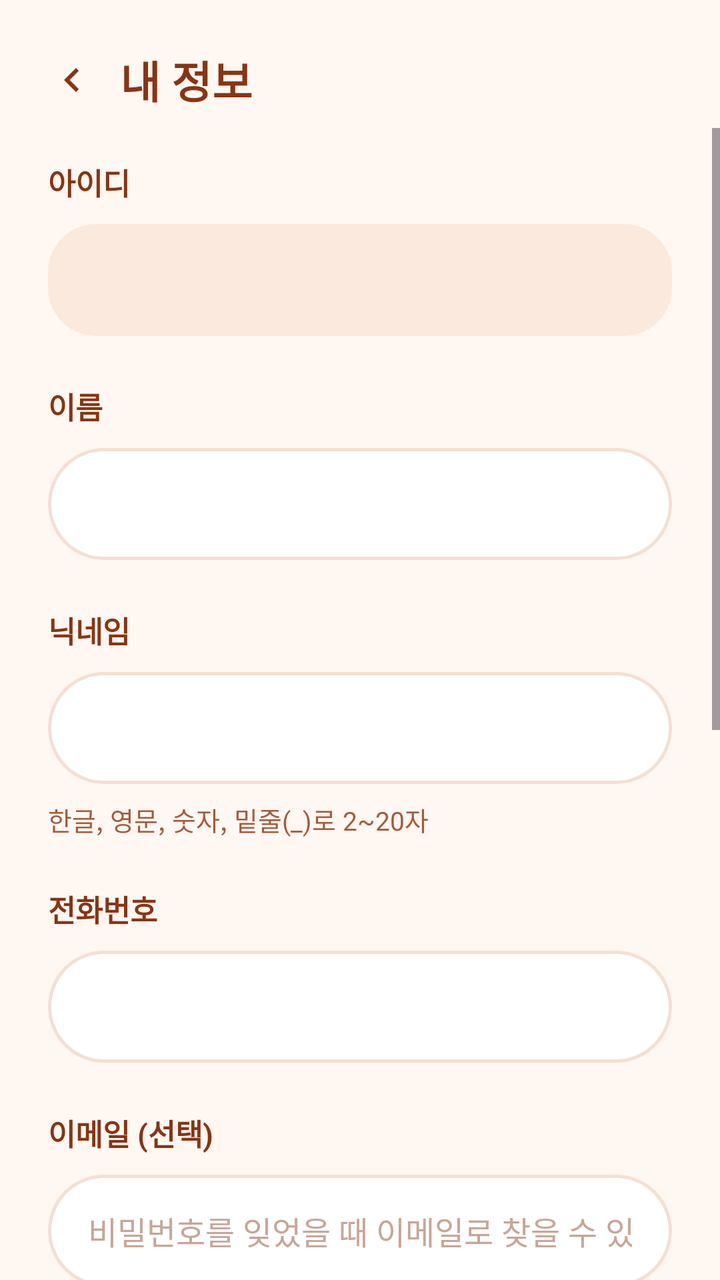
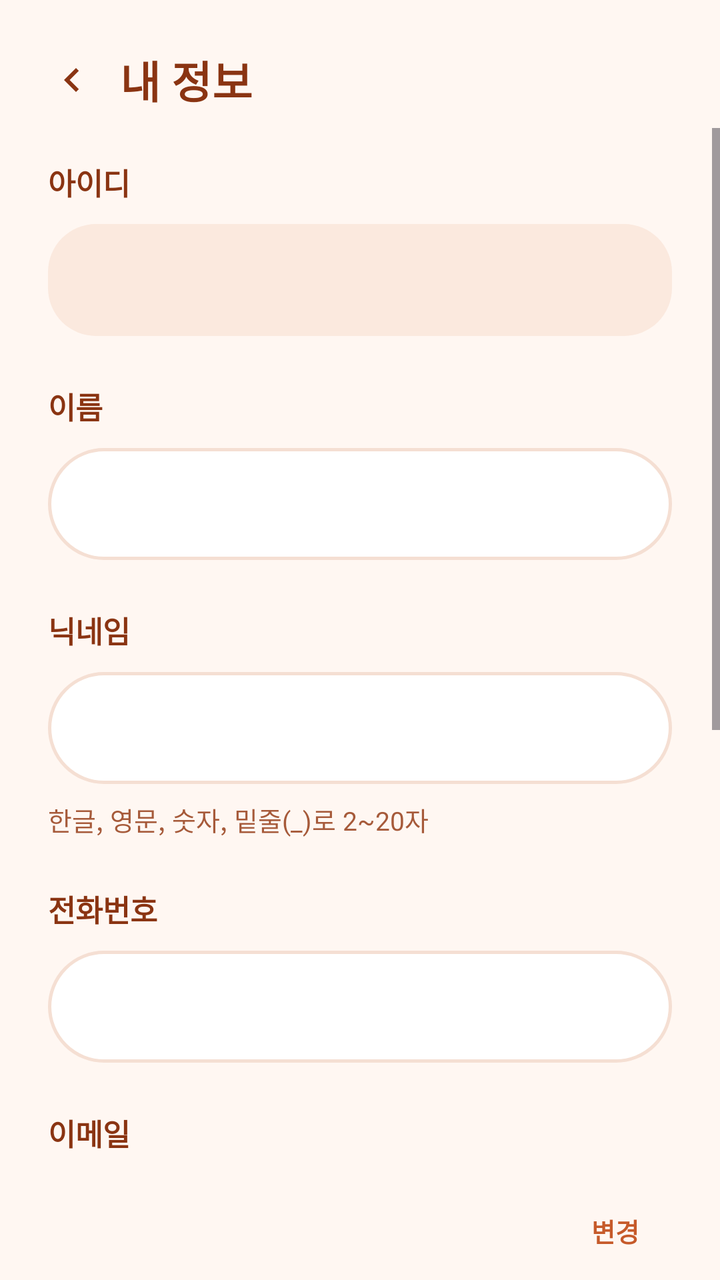

Screens rendered from an Android XML layout before and after an edit, with the pre-edit source and the edit as a unified diff.
<!-- AndroidManifest.xml: application theme Theme.Android_Project -->
<!-- res/layout/activity_my_info.xml -->
<?xml version="1.0" encoding="utf-8"?>
<LinearLayout xmlns:android="http://schemas.android.com/apk/res/android"
    android:layout_width="match_parent"
    android:layout_height="match_parent"
    android:background="@color/rm_bg"
    android:fitsSystemWindows="true"
    android:orientation="vertical">

    <LinearLayout
        android:layout_width="match_parent"
        android:layout_height="wrap_content"
        android:gravity="center_vertical"
        android:orientation="horizontal"
        android:paddingStart="12dp"
        android:paddingTop="16dp"
        android:paddingEnd="24dp">

        <ImageView
            android:id="@+id/ivBack"
            android:layout_width="48dp"
            android:layout_height="48dp"
            android:background="?attr/selectableItemBackgroundBorderless"
            android:contentDescription="뒤로"
            android:padding="12dp"
            android:src="@drawable/ic_back" />

        <TextView
            style="@style/Rm.TopTitle"
            android:layout_width="wrap_content"
            android:layout_height="wrap_content"
            android:text="내 정보" />
    </LinearLayout>

    <ScrollView
        android:layout_width="match_parent"
        android:layout_height="0dp"
        android:layout_weight="1"
        android:fillViewport="true">

        <LinearLayout
            android:layout_width="match_parent"
            android:layout_height="wrap_content"
            android:orientation="vertical"
            android:paddingStart="24dp"
            android:paddingTop="16dp"
            android:paddingEnd="24dp"
            android:paddingBottom="24dp">

            
            <TextView
                style="@style/Rm.Label"
                android:layout_width="wrap_content"
                android:layout_height="wrap_content"
                android:text="아이디" />

            <TextView
                android:id="@+id/tvLoginId"
                style="@style/Rm.Input"
                android:layout_width="match_parent"
                android:layout_height="wrap_content"
                android:layout_marginTop="10dp"
                android:background="@drawable/bg_card_tint"
                android:gravity="center_vertical"
                android:textColor="@color/rm_sub" />

            
            <TextView
                style="@style/Rm.Label"
                android:layout_width="wrap_content"
                android:layout_height="wrap_content"
                android:layout_marginTop="24dp"
                android:text="이름" />

            <EditText
                android:id="@+id/etMyName"
                style="@style/Rm.Input"
                android:layout_width="match_parent"
                android:layout_height="wrap_content"
                android:layout_marginTop="10dp"
                android:inputType="textPersonName"
                android:maxLength="50"
                android:maxLines="1" />

            
            <TextView
                style="@style/Rm.Label"
                android:layout_width="wrap_content"
                android:layout_height="wrap_content"
                android:layout_marginTop="24dp"
                android:text="닉네임" />

            <EditText
                android:id="@+id/etMyNickname"
                style="@style/Rm.Input"
                android:layout_width="match_parent"
                android:layout_height="wrap_content"
                android:layout_marginTop="10dp"
                android:inputType="text"
                android:maxLength="20"
                android:maxLines="1" />

            <TextView
                style="@style/Rm.Helper"
                android:layout_width="match_parent"
                android:layout_height="wrap_content"
                android:layout_marginTop="8dp"
                android:text="한글, 영문, 숫자, 밑줄(_)로 2~20자" />

            
            <TextView
                style="@style/Rm.Label"
                android:layout_width="wrap_content"
                android:layout_height="wrap_content"
                android:layout_marginTop="24dp"
                android:text="전화번호" />

            <EditText
                android:id="@+id/etMyPhone"
                style="@style/Rm.Input"
                android:layout_width="match_parent"
                android:layout_height="wrap_content"
                android:layout_marginTop="10dp"
                android:inputType="phone"
                android:maxLength="20"
                android:maxLines="1" />

            
            <TextView
                style="@style/Rm.Label"
                android:layout_width="wrap_content"
                android:layout_height="wrap_content"
                android:layout_marginTop="24dp"
                android:text="이메일 (선택)" />

            <EditText
                android:id="@+id/etMyEmail"
                style="@style/Rm.Input"
                android:layout_width="match_parent"
                android:layout_height="wrap_content"
                android:layout_marginTop="10dp"
                android:hint="비밀번호를 잊었을 때 이메일로 찾을 수 있어요"
                android:inputType="textEmailAddress"
                android:maxLength="100"
                android:maxLines="1" />

            <Button
                android:id="@+id/btnSaveMyInfo"
                style="@style/Rm.Button"
                android:layout_width="match_parent"
                android:layout_height="wrap_content"
                android:layout_marginTop="28dp"
                android:text="저장하기" />

            
            <TextView
                style="@style/Rm.Label"
                android:layout_width="wrap_content"
                android:layout_height="wrap_content"
                android:layout_marginTop="36dp"
                android:text="생년월일 · 성별" />

            <TextView
                android:id="@+id/tvBirthGender"
                style="@style/Rm.Input"
                android:layout_width="match_parent"
                android:layout_height="wrap_content"
                android:layout_marginTop="10dp"
                android:background="@drawable/bg_card_tint"
                android:gravity="center_vertical"
                android:textColor="@color/rm_sub" />

            <TextView
                style="@style/Rm.Helper"
                android:layout_width="match_parent"
                android:layout_height="wrap_content"
                android:layout_marginTop="8dp"
                android:text="생년월일과 성별은 바꿀 수 없어요." />

            
            <TextView
                style="@style/Rm.Label"
                android:layout_width="wrap_content"
                android:layout_height="wrap_content"
                android:layout_marginTop="24dp"
                android:text="계좌 정보" />

            <TextView
                android:id="@+id/tvAccount"
                style="@style/Rm.Input"
                android:layout_width="match_parent"
                android:layout_height="wrap_content"
                android:layout_marginTop="10dp"
                android:background="@drawable/bg_card_tint"
                android:gravity="center_vertical"
                android:textColor="@color/rm_sub" />

            <Button
                android:id="@+id/btnChangeAccount"
                style="@style/Rm.Button.Outline"
                android:layout_width="match_parent"
                android:layout_height="wrap_content"
                android:layout_marginTop="12dp"
                android:text="계좌 변경" />

            
            <Button
                android:id="@+id/btnChangePassword"
                style="@style/Rm.Button.Outline"
                android:layout_width="match_parent"
                android:layout_height="wrap_content"
                android:layout_marginTop="28dp"
                android:text="비밀번호 변경" />
        </LinearLayout>
    </ScrollView>
</LinearLayout>
<!-- resources referenced by this layout -->
<resources>
  <color name="rm_bg">#FFF7F2</color>
  <color name="rm_sub">#A65A3A</color>
  <!-- drawable bg_card_tint (drawable) -->
  <?xml version="1.0" encoding="utf-8"?>
  <shape xmlns:android="http://schemas.android.com/apk/res/android" android:shape="rectangle">
      <solid android:color="@color/rm_tint" />
      <corners android:radius="24dp" />
  </shape>
  <!-- drawable ic_back (drawable) -->
  <?xml version="1.0" encoding="utf-8"?>
  <vector xmlns:android="http://schemas.android.com/apk/res/android"
      android:width="24dp" android:height="24dp"
      android:viewportWidth="24" android:viewportHeight="24"
      android:tint="@color/rm_title">
      <path android:fillColor="#FF000000"
          android:pathData="M15.41,7.41L14,6l-6,6 6,6 1.41,-1.41L10.83,12z" />
  </vector>
  <style name="Rm.Button" parent="Widget.Material3.Button">
          <item name="android:minHeight">56dp</item>
          <item name="android:textSize">17sp</item>
          <item name="android:textStyle">bold</item>
          <item name="android:textColor">@color/white</item>
          <item name="android:textAllCaps">false</item>
          <item name="backgroundTint">@color/rm_primary</item>
          <item name="cornerRadius">28dp</item>
          <item name="android:insetTop">0dp</item>
          <item name="android:insetBottom">0dp</item>
      </style>
  <style name="Rm.Helper">
          <item name="android:textSize">13sp</item>
          <item name="android:textColor">@color/rm_sub</item>
      </style>
  <style name="Rm.Input">
          <item name="android:background">@drawable/bg_input</item>
          <item name="android:minHeight">56dp</item>
          <item name="android:paddingStart">20dp</item>
          <item name="android:paddingEnd">20dp</item>
          <item name="android:paddingTop">14dp</item>
          <item name="android:paddingBottom">14dp</item>
          <item name="android:textSize">16sp</item>
          <item name="android:textColor">@color/rm_title</item>
          <item name="android:textColorHint">@color/rm_hint</item>
      </style>
  <style name="Rm.Label">
          <item name="android:textSize">15sp</item>
          <item name="android:textStyle">bold</item>
          <item name="android:textColor">@color/rm_title</item>
      </style>
  <style name="Rm.TopTitle">
          <item name="android:textSize">22sp</item>
          <item name="android:textStyle">bold</item>
          <item name="android:textColor">@color/rm_title</item>
      </style>
  <style name="Theme.Android_Project" parent="Base.Theme.Android_Project" />
  <color name="rm_tint">#FBE9DE</color>
  <color name="rm_title">#8A3412</color>
  <color name="white">#FFFFFFFF</color>
  <color name="rm_primary">#C65A2A</color>
  <color name="rm_border">#F5DFD3</color>
  <color name="rm_hint">#C9A596</color>
  <color name="rm_card">#FFFFFF</color>
  <style name="Rm.DialogShape" parent="ShapeAppearance.Material3.Corner.ExtraLarge">
          <item name="cornerSize">24dp</item>
      </style>
  <style name="Rm.DialogTitle" parent="MaterialAlertDialog.Material3.Title.Text">
          <item name="android:textColor">@color/rm_title</item>
          <item name="android:textSize">20sp</item>
          <item name="android:textStyle">bold</item>
      </style>
  <style name="Rm.DialogBody" parent="MaterialAlertDialog.Material3.Body.Text">
          <item name="android:textColor">@color/rm_sub</item>
          <item name="android:textSize">15sp</item>
          <item name="android:lineSpacingMultiplier">1.2</item>
      </style>
  <style name="Rm.DialogButton" parent="Widget.Material3.Button.TextButton.Dialog">
          <item name="android:textColor">@color/rm_primary</item>
          <item name="android:textSize">15sp</item>
          <item name="android:textStyle">bold</item>
      </style>
  <style name="Rm.DialogButton.Sub">
          <item name="android:textColor">@color/rm_sub</item>
      </style>
  <!-- unchanged entries left out for length: 4 -->
</resources>

<!-- the commit's change to res/layout/activity_my_info.xml (unified diff, before → after) -->
@@ -130,18 +130,37 @@
                 android:layout_width="wrap_content"
                 android:layout_height="wrap_content"
                 android:layout_marginTop="24dp"
-                android:text="이메일 (선택)" />
-
-            <EditText
-                android:id="@+id/etMyEmail"
-                style="@style/Rm.Input"
-                android:layout_width="match_parent"
-                android:layout_height="wrap_content"
-                android:layout_marginTop="10dp"
-                android:hint="비밀번호를 잊었을 때 이메일로 찾을 수 있어요"
-                android:inputType="textEmailAddress"
-                android:maxLength="100"
-                android:maxLines="1" />
+                android:text="이메일" />
+
+            <LinearLayout
+                android:layout_width="match_parent"
+                android:layout_height="wrap_content"
+                android:layout_marginTop="10dp"
+                android:gravity="center_vertical"
+                android:orientation="horizontal">
+
+                <TextView
+                    android:id="@+id/tvMyEmail"
+                    android:layout_width="0dp"
+                    android:layout_height="wrap_content"
+                    android:layout_weight="1"
+                    android:ellipsize="end"
+                    android:maxLines="1"
+                    android:textColor="@color/rm_title"
+                    android:textSize="16sp" />
+
+                <Button
+                    android:id="@+id/btnChangeEmail"
+                    style="@style/Rm.Button.Outline"
+                    android:layout_width="wrap_content"
+                    android:layout_height="wrap_content"
+                    android:layout_marginStart="8dp"
+                    android:minWidth="0dp"
+                    android:paddingStart="16dp"
+                    android:paddingEnd="16dp"
+                    android:text="변경"
+                    android:textSize="13sp" />
+            </LinearLayout>
 
             <Button
                 android:id="@+id/btnSaveMyInfo"
